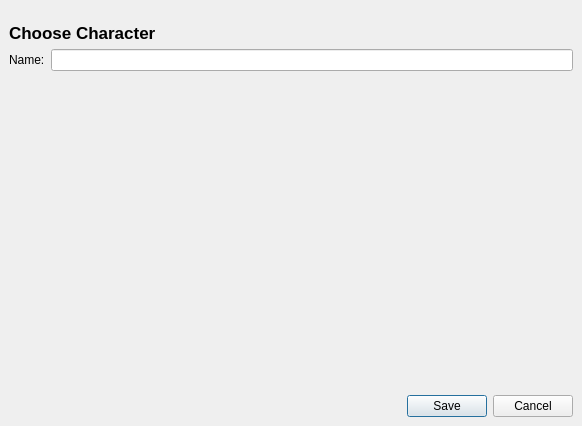
Qt form src/UserInterfaceLayer/Characters/CharactersDataEdit/CharactersDataEdit.ui (dimkanovikov/KITScenarist) before a commit.
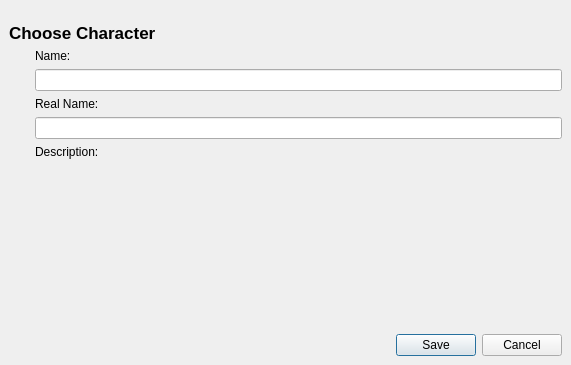
The same form after that commit. Custom widgets are drawn as their Qt base class.

Commit message: Implement saving characters photos and additional information

What changed in the file:
```diff
--- a/src/UserInterfaceLayer/Characters/CharactersDataEdit/CharactersDataEdit.ui
+++ b/src/UserInterfaceLayer/Characters/CharactersDataEdit/CharactersDataEdit.ui
@@ -6,8 +6,8 @@
    <rect>
     <x>0</x>
     <y>0</y>
-    <width>582</width>
-    <height>426</height>
+    <width>571</width>
+    <height>365</height>
    </rect>
   </property>
   <property name="windowTitle">
@@ -38,48 +38,71 @@
    </item>
    <item row="1" column="0">
     <widget class="QWidget" name="mainContainer" native="true">
+     <property name="sizePolicy">
+      <sizepolicy hsizetype="Preferred" vsizetype="Expanding">
+       <horstretch>0</horstretch>
+       <verstretch>0</verstretch>
+      </sizepolicy>
+     </property>
      <layout class="QGridLayout" name="gridLayout">
-      <item row="0" column="0" colspan="2">
-       <widget class="QLabel" name="sourceName">
-        <property name="font">
-         <font>
-          <pointsize>13</pointsize>
-          <weight>75</weight>
-          <bold>true</bold>
-         </font>
-        </property>
-        <property name="text">
-         <string>Choose Character</string>
-        </property>
-        <property name="margin">
-         <number>6</number>
-        </property>
-       </widget>
+      <item row="1" column="0" rowspan="7">
+       <layout class="QVBoxLayout" name="verticalLayout">
+        <item>
+         <widget class="PhotosChooser" name="photos" native="true"/>
+        </item>
+        <item>
+         <spacer name="verticalSpacer_2">
+          <property name="orientation">
+           <enum>Qt::Vertical</enum>
+          </property>
+          <property name="sizeHint" stdset="0">
+           <size>
+            <width>20</width>
+            <height>40</height>
+           </size>
+          </property>
+         </spacer>
+        </item>
+       </layout>
       </item>
-      <item row="1" column="0">
+      <item row="1" column="1">
        <widget class="QLabel" name="nameTitle">
         <property name="text">
          <string>Name:</string>
         </property>
        </widget>
       </item>
-      <item row="1" column="1">
-       <widget class="QLineEdit" name="name"/>
-      </item>
       <item row="2" column="1">
-       <spacer name="verticalSpacer">
-        <property name="orientation">
-         <enum>Qt::Vertical</enum>
+       <widget class="QLineEdit" name="name"/>
+      </item>
+      <item row="3" column="1">
+       <widget class="QLabel" name="realNameTitle">
+        <property name="text">
+         <string>Real Name:</string>
         </property>
-        <property name="sizeHint" stdset="0">
-         <size>
-          <width>20</width>
-          <height>40</height>
-         </size>
+       </widget>
+      </item>
+      <item row="4" column="1">
+       <widget class="QLineEdit" name="realName"/>
+      </item>
+      <item row="5" column="1">
+       <widget class="QLabel" name="descriptionTitle">
+        <property name="text">
+         <string>Description:</string>
         </property>
-       </spacer>
+       </widget>
       </item>
-      <item row="3" column="0" colspan="2">
+      <item row="6" column="1">
+       <widget class="SimpleTextEditor" name="description" native="true">
+        <property name="sizePolicy">
+         <sizepolicy hsizetype="Preferred" vsizetype="Expanding">
+          <horstretch>0</horstretch>
+          <verstretch>0</verstretch>
+         </sizepolicy>
+        </property>
+       </widget>
+      </item>
+      <item row="7" column="1">
        <layout class="QHBoxLayout" name="horizontalLayout">
         <item>
          <spacer name="horizontalSpacer">
@@ -116,11 +139,42 @@
         </item>
        </layout>
       </item>
+      <item row="0" column="0" colspan="2">
+       <widget class="QLabel" name="sourceName">
+        <property name="font">
+         <font>
+          <pointsize>13</pointsize>
+          <weight>75</weight>
+          <bold>true</bold>
+         </font>
+        </property>
+        <property name="text">
+         <string>Choose Character</string>
+        </property>
+        <property name="margin">
+         <number>6</number>
+        </property>
+       </widget>
+      </item>
      </layout>
     </widget>
    </item>
   </layout>
  </widget>
+ <customwidgets>
+  <customwidget>
+   <class>SimpleTextEditor</class>
+   <extends>QWidget</extends>
+   <header location="global">3rd_party/Widgets/SimpleTextEditor/SimpleTextEditor.h</header>
+   <container>1</container>
+  </customwidget>
+  <customwidget>
+   <class>PhotosChooser</class>
+   <extends>QWidget</extends>
+   <header location="global">3rd_party/Widgets/PhotosChooser/PhotosChooser.h</header>
+   <container>1</container>
+  </customwidget>
+ </customwidgets>
  <tabstops>
   <tabstop>name</tabstop>
   <tabstop>save</tabstop>
```
Left out of the diff: 1 changed line with no effect on the pictures. The commit also changes 25 other files.
